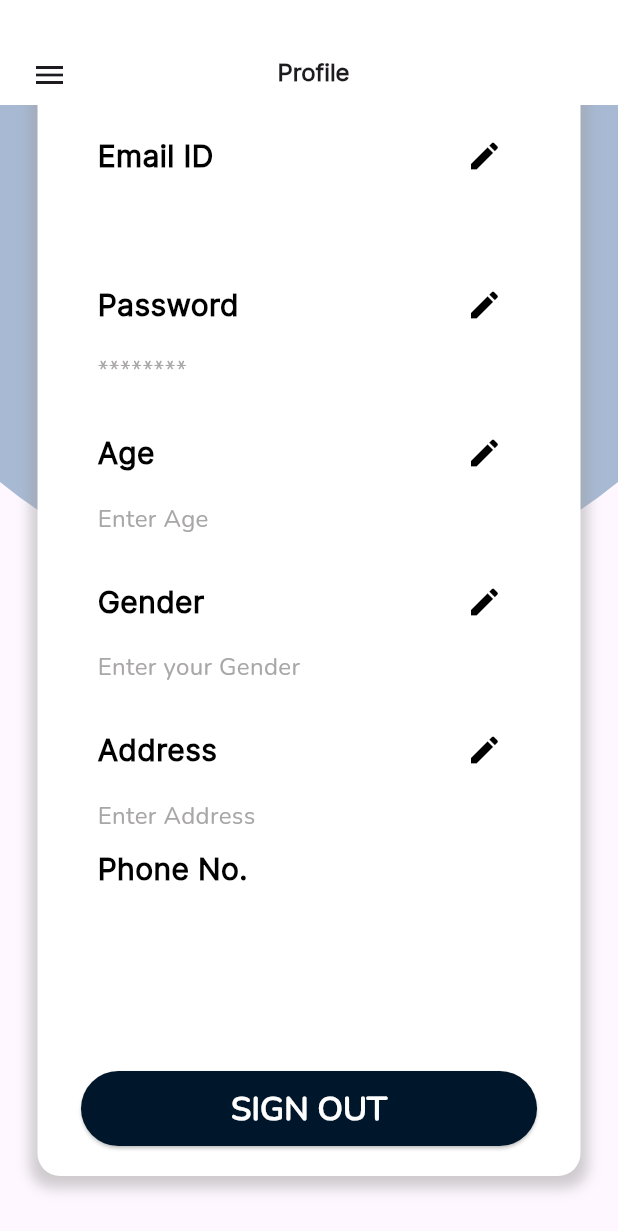
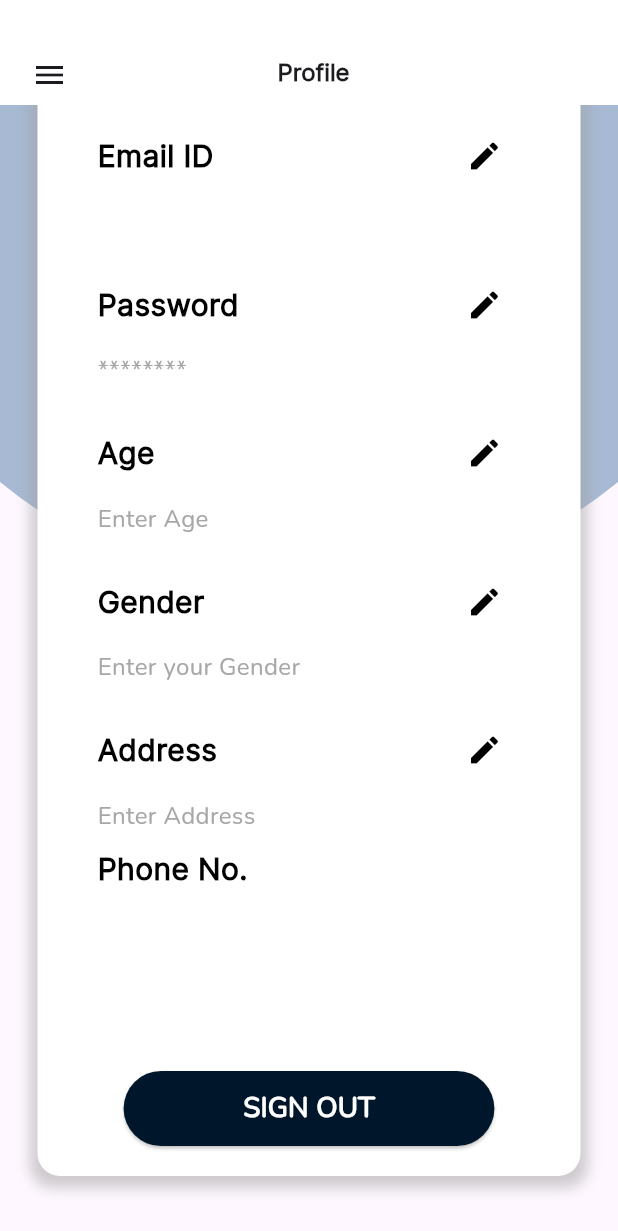
Before and after one commit to hardikkalia/dass-project, a Flutter app: the ProfileScreen screen opened directly, scrolled down 169 dp, on a phone screen of 412 x 824 dp. Shown: the top 1231 px of the screen. Run offline on Flutter 3.47's test engine with Material 3 defaults, Android fonts, the light colour scheme and no system bars; our stand-ins replace permission_handler, pin_code_fields, shared_preferences; missing offline and left inert: sms_advanced; accounts and stored records are empty.

Commit message:
Profile Button

```diff
--- a/code/cart_genie/lib/features/profile/widgets/profile_button.dart
+++ b/code/cart_genie/lib/features/profile/widgets/profile_button.dart
@@ -4,24 +4,31 @@ import 'package:flutter/material.dart';
 class ProfileButton extends StatelessWidget {
   final String text;
   final VoidCallback onTap;
-  const ProfileButton({super.key, required this.text, required this.onTap});
+
+  const ProfileButton({
+    Key? key,
+    required this.text,
+    required this.onTap,
+  }) : super(key: key);
 
   @override
   Widget build(BuildContext context) {
+    final screenWidth = MediaQuery.of(context).size.width;
+
     return ElevatedButton(
       onPressed: onTap,
       style: ElevatedButton.styleFrom(
-        minimumSize: const Size(100, 50),
-        foregroundColor: Colors.white, // change background color of button
-        backgroundColor: GlobalVariables.secondaryColor,
-        padding: const EdgeInsets.symmetric(horizontal: 100),
+        minimumSize: Size(screenWidth * 0.6, 50), // Adjust as needed
+        primary: GlobalVariables.secondaryColor, // Background color of button
+        padding: EdgeInsets.symmetric(horizontal: screenWidth * 0.1),
       ),
       child: Text(
         text,
-        style :const TextStyle(
+        style: TextStyle(
           fontFamily: 'Nunito',
-          fontSize: 22.0,
+          fontSize: screenWidth * 0.045, // Responsive font size
           fontWeight: FontWeight.w600,
+          color: Colors.white, // Text color
         ),
       ),
     );
```
